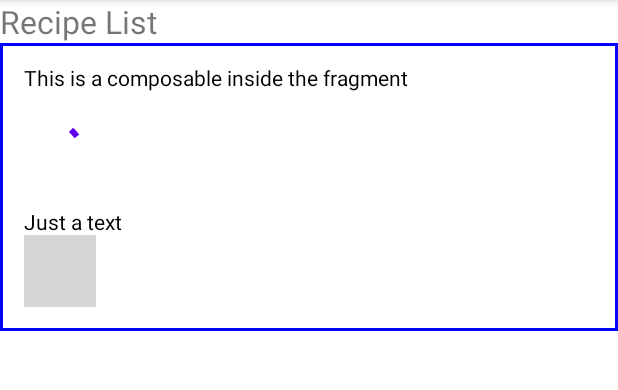
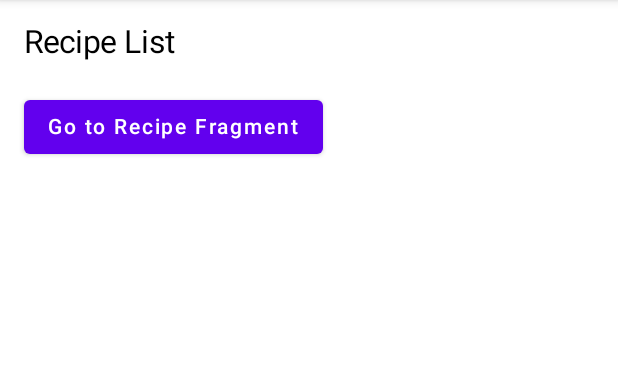
Before and after one commit to pethersilva/recipeapp-compose-kotlin, an Android app built with Jetpack Compose: the screen it shows after launch (MainActivity), on a phone screen of 412 x 824 dp, the part 84-474 px from its top. Run offline under Robolectric (Android 15) with nearby library versions, the phone set to English and light mode, and no system bars; grey boxes are pictures that could not be loaded.

Commit message:
adding navigation controller support and updating the libraries versions

```diff
--- a/app/src/main/java/com/example/recipeappstudyapp/MainActivity.kt
+++ b/app/src/main/java/com/example/recipeappstudyapp/MainActivity.kt
@@ -23,7 +23,5 @@ class MainActivity : AppCompatActivity() {
 	override fun onCreate(savedInstanceState: Bundle?) {
 		super.onCreate(savedInstanceState)
 		setContentView(R.layout.activity_main)
-		supportFragmentManager.beginTransaction().replace(R.id.main_container,
-				RecipeListFragment()).commit()
 	}
 }
--- a/app/src/main/java/com/example/recipeappstudyapp/RecipeListFragment.kt
+++ b/app/src/main/java/com/example/recipeappstudyapp/RecipeListFragment.kt
@@ -10,6 +10,7 @@ import androidx.compose.foundation.border
 import androidx.compose.foundation.layout.Column
 import androidx.compose.foundation.layout.Spacer
 import androidx.compose.foundation.layout.padding
+import androidx.compose.material.Button
 import androidx.compose.material.CircularProgressIndicator
 import androidx.compose.material.Text
 import androidx.compose.ui.Modifier
@@ -17,48 +18,36 @@ import androidx.compose.ui.graphics.Color
 import androidx.compose.ui.platform.AmbientContext
 import androidx.compose.ui.platform.ComposeView
 import androidx.compose.ui.platform.ContextAmbient
+import androidx.compose.ui.text.TextStyle
+import androidx.compose.ui.unit.TextUnit
 import androidx.compose.ui.unit.dp
+import androidx.compose.ui.unit.sp
 import androidx.compose.ui.viewinterop.AndroidView
 import androidx.compose.ui.viewinterop.viewModel
 import androidx.fragment.app.Fragment
+import androidx.navigation.findNavController
 
 class RecipeListFragment : Fragment() {
 
 	override fun onCreateView(inflater: LayoutInflater, container: ViewGroup?,
 							  savedInstanceState: Bundle?): View {
-
-		//old way without use Compose - Begin
-		/*val view = inflater.inflate(R.layout.fragment_recipe_list, container, false)
-		return view*/
-		//old way without use Compose - End
-
-		//Using ComposeView - Begin
-		//val view = ComposeView(requireContext())
-		//view.apply {
-		//	setContent {
-		//		Text(text = "Hey, this is a composed view")
-		//	}
-		//}
-		//return view
-		//Using ComposeView - End
-
-		//Using ComposeView to include a Customized view - Begin
-		val view = inflater.inflate(R.layout.fragment_recipe_list, container, false)
-		view.findViewById<ComposeView>(R.id.compose_view).setContent {
-			Column(modifier = Modifier
-					.border(border = BorderStroke(2.dp, Color.Blue))
-					.padding(16.dp)
-			) {
-				Text(text = "This is a composable inside the fragment")
-				Spacer(modifier = Modifier.padding(10.dp))
-				CircularProgressIndicator()
-				Spacer(modifier = Modifier.padding(10.dp))
-				Text(text = "Just a text")
-				val customView = HorizontalDottedProgress(AmbientContext.current)
-				AndroidView(viewBlock = {customView})
+		return ComposeView(requireContext()).apply {
+			setContent {
+				Column(modifier = Modifier.padding(16.dp)) {
+					Text(
+						text = "Recipe List",
+						style = TextStyle(
+							fontSize = 21.sp
+						)
+					)
+					Spacer(modifier = Modifier.padding(10.dp))
+					Button(
+						onClick = { findNavController().navigate(R.id.viewRecipe) }
+					) {
+						Text(text = "Go to Recipe Fragment")
+					}
+				}
 			}
 		}
-		return view
-		//Using ComposeView to include a Customized view - End
 	}
 }
--- a/app/src/main/res/layout/activity_main.xml
+++ b/app/src/main/res/layout/activity_main.xml
@@ -9,7 +9,10 @@
 	<androidx.fragment.app.FragmentContainerView
 		android:layout_width="match_parent"
 		android:layout_height="match_parent"
-		android:id="@+id/main_container"
+		android:id="@+id/main_nav_host_fragment"
+		android:name="androidx.navigation.fragment.NavHostFragment"
+		app:defaultNavHost="true"
+		app:navGraph="@navigation/main_graph"
 		/>
 
 </androidx.constraintlayout.widget.ConstraintLayout>
--- a/app/src/main/res/layout/fragment_recipe_list.xml
+++ /dev/null
@@ -1,26 +0,0 @@
-<?xml version="1.0" encoding="utf-8"?>
-<androidx.constraintlayout.widget.ConstraintLayout xmlns:android="http://schemas.android.com/apk/res/android"
-	android:layout_width="match_parent"
-	android:layout_height="match_parent"
-	xmlns:app="http://schemas.android.com/apk/res-auto">
-
-	<TextView
-		android:layout_width="match_parent"
-		android:layout_height="wrap_content"
-		app:layout_constraintTop_toTopOf="parent"
-		app:layout_constraintStart_toStartOf="parent"
-		app:layout_constraintEnd_toEndOf="parent"
-		android:text="Recipe List"
-		android:textSize="21sp"
-		android:id="@+id/recipe_list_text"
-		/>
-
-	<androidx.compose.ui.platform.ComposeView
-		android:layout_width="match_parent"
-		android:layout_height="wrap_content"
-		app:layout_constraintTop_toBottomOf="@id/recipe_list_text"
-		app:layout_constraintStart_toStartOf="parent"
-		app:layout_constraintEnd_toEndOf="parent"
-		android:id="@+id/compose_view"
-		/>
-</androidx.constraintlayout.widget.ConstraintLayout>
--- /dev/null
+++ b/app/src/main/res/navigation/main_graph.xml
@@ -0,0 +1,20 @@
+<?xml version="1.0" encoding="utf-8"?>
+<navigation xmlns:android="http://schemas.android.com/apk/res/android"
+	xmlns:app="http://schemas.android.com/apk/res-auto"
+	android:id="@+id/main_graph"
+	app:startDestination="@id/recipeListFragment">
+
+	<fragment
+		android:id="@+id/recipeFragment"
+		android:name="com.example.recipeappstudyapp.RecipeFragment"
+		android:label="RecipeFragment" />
+
+	<fragment
+		android:id="@+id/recipeListFragment"
+		android:name="com.example.recipeappstudyapp.RecipeListFragment"
+		android:label="RecipeListFragment" >
+		<action
+			android:id="@+id/viewRecipe"
+			app:destination="@id/recipeFragment" />
+	</fragment>
+</navigation>
--- a/build.gradle
+++ b/build.gradle
@@ -1,7 +1,8 @@
 // Top-level build file where you can add configuration options common to all sub-projects/modules.
 buildscript {
 	ext {
-		compose_version = '1.0.0-alpha08'
+		compose_version = '1.0.0-alpha11'
+		kotlin_version = '1.4.21-2'
 	}
 
     repositories {
@@ -10,7 +11,7 @@ buildscript {
     }
     dependencies {
         classpath "com.android.tools.build:gradle:7.0.0-alpha05"
-        classpath "org.jetbrains.kotlin:kotlin-gradle-plugin:1.4.21"
+        classpath "org.jetbrains.kotlin:kotlin-gradle-plugin:1.4.21-2"
 
         // NOTE: Do not place your application dependencies here; they belong
         // in the individual module build.gradle files
```
Also changed, not shown: app/build.gradle (+5 -2 lines), app/src/main/java/com/example/recipeappstudyapp/HorizontalDottedProgress.kt (deleted, +0 -103 lines), app/src/main/java/com/example/recipeappstudyapp/RecipeFragment.kt (added, +37 -0 lines).
